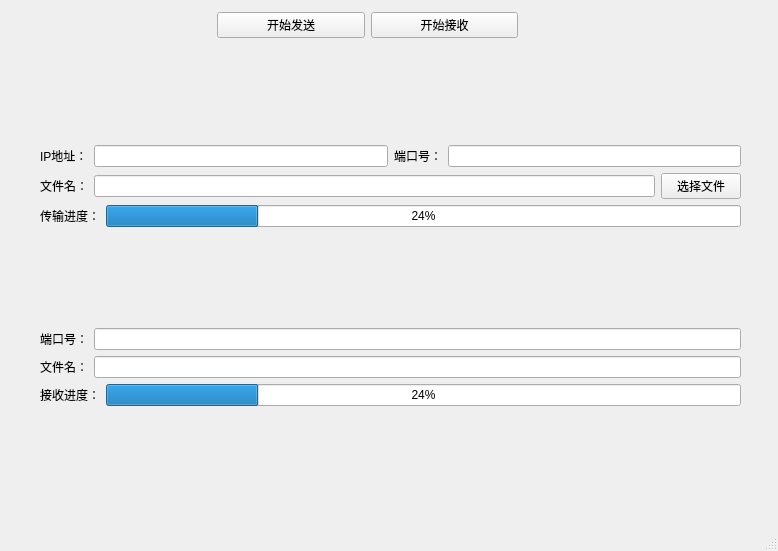
paipaipai666/FTP, file src/FTP.ui: the form before one commit.
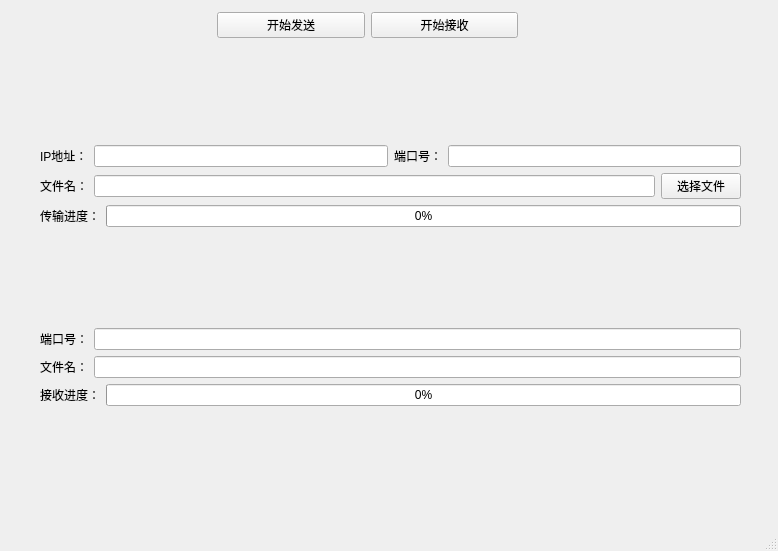
The form after the commit.

What changed in the file:
```diff
--- a/src/FTP.ui
+++ b/src/FTP.ui
@@ -83,7 +83,7 @@
          <item>
           <widget class="QProgressBar" name="progressBar">
            <property name="value">
-            <number>24</number>
+            <number>0</number>
            </property>
           </widget>
          </item>
@@ -133,7 +133,7 @@
          <item>
           <widget class="QProgressBar" name="progressBar_2">
            <property name="value">
-            <number>24</number>
+            <number>0</number>
            </property>
           </widget>
          </item>
```
